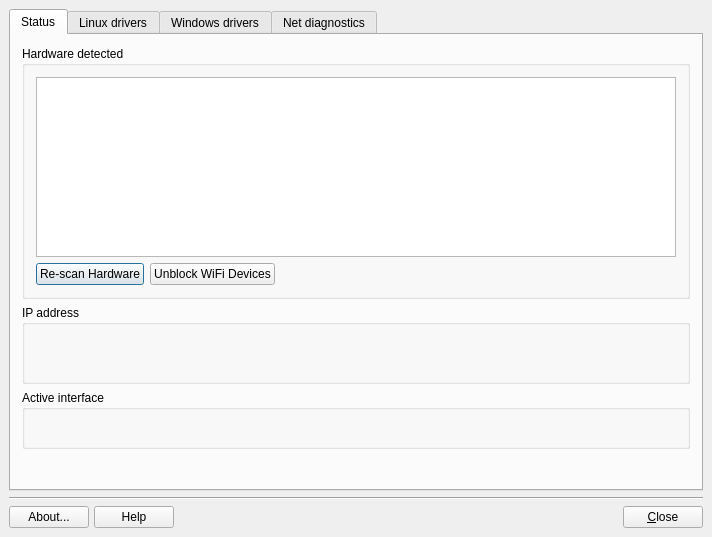
Old version of the form meconfig.ui in the repository MX-Linux/mx-network-assistant.
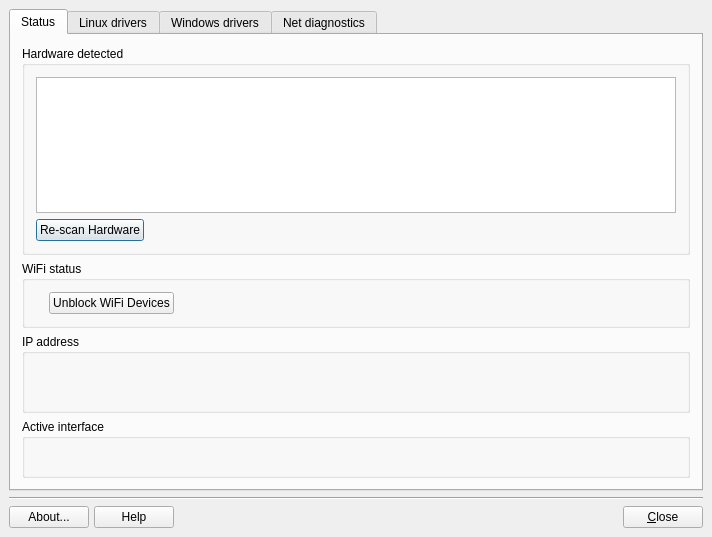
New version of the form. Icons and pictures are not drawn.

Commit message: add Wifi status check

Diff of the .ui file:
```diff
--- a/meconfig.ui
+++ b/meconfig.ui
@@ -113,6 +113,19 @@
           <string>Hardware detected</string>
          </property>
          <layout class="QGridLayout" name="gridLayout_6">
+          <item row="1" column="1">
+           <spacer name="horizontalSpacer">
+            <property name="orientation">
+             <enum>Qt::Horizontal</enum>
+            </property>
+            <property name="sizeHint" stdset="0">
+             <size>
+              <width>40</width>
+              <height>20</height>
+             </size>
+            </property>
+           </spacer>
+          </item>
           <item row="1" column="0">
            <widget class="QPushButton" name="hwDiagnosePushButton">
             <property name="sizePolicy">
@@ -137,20 +150,7 @@
             </property>
            </widget>
           </item>
-          <item row="1" column="2">
-           <spacer name="horizontalSpacer">
-            <property name="orientation">
-             <enum>Qt::Horizontal</enum>
-            </property>
-            <property name="sizeHint" stdset="0">
-             <size>
-              <width>40</width>
-              <height>20</height>
-             </size>
-            </property>
-           </spacer>
-          </item>
-          <item row="0" column="0" colspan="3">
+          <item row="0" column="0" colspan="2">
            <widget class="QListWidget" name="hwList">
             <property name="sizePolicy">
              <sizepolicy hsizetype="Expanding" vsizetype="Expanding">
@@ -208,27 +208,6 @@
             </property>
            </widget>
           </item>
-          <item row="1" column="1">
-           <widget class="QPushButton" name="hwUnblock">
-            <property name="sizePolicy">
-             <sizepolicy hsizetype="Maximum" vsizetype="Fixed">
-              <horstretch>0</horstretch>
-              <verstretch>0</verstretch>
-             </sizepolicy>
-            </property>
-            <property name="toolTip">
-             <string>Unblocks all soft/hard blocked wireless devices</string>
-            </property>
-            <property name="text">
-             <string>Unblock WiFi Devices</string>
-            </property>
-            <property name="icon">
-             <iconset theme="network-wireless">
-              <normaloff/>
-             </iconset>
-            </property>
-           </widget>
-          </item>
          </layout>
         </widget>
        </item>
@@ -248,6 +227,59 @@
          </layout>
         </widget>
        </item>
+       <item row="1" column="0">
+        <widget class="QGroupBox" name="groupWifi">
+         <property name="title">
+          <string>WiFi status</string>
+         </property>
+         <layout class="QHBoxLayout" name="horizontalLayout_4">
+          <item>
+           <widget class="QLabel" name="labelWifi">
+            <property name="text">
+             <string/>
+            </property>
+           </widget>
+          </item>
+          <item>
+           <widget class="QPushButton" name="hwUnblock">
+            <property name="enabled">
+             <bool>true</bool>
+            </property>
+            <property name="sizePolicy">
+             <sizepolicy hsizetype="Maximum" vsizetype="Fixed">
+              <horstretch>0</horstretch>
+              <verstretch>0</verstretch>
+             </sizepolicy>
+            </property>
+            <property name="toolTip">
+             <string>Unblocks all soft/hard blocked wireless devices</string>
+            </property>
+            <property name="text">
+             <string>Unblock WiFi Devices</string>
+            </property>
+            <property name="icon">
+             <iconset theme="network-wireless">
+              <normaloff/>
+             </iconset>
+            </property>
+           </widget>
+          </item>
+          <item>
+           <spacer name="horizontalSpacer_2">
+            <property name="orientation">
+             <enum>Qt::Horizontal</enum>
+            </property>
+            <property name="sizeHint" stdset="0">
+             <size>
+              <width>40</width>
+              <height>20</height>
+             </size>
+            </property>
+           </spacer>
+          </item>
+         </layout>
+        </widget>
+       </item>
       </layout>
      </widget>
      <widget class="QWidget" name="linuxTab">
```
The commit also changes 21 other files.
